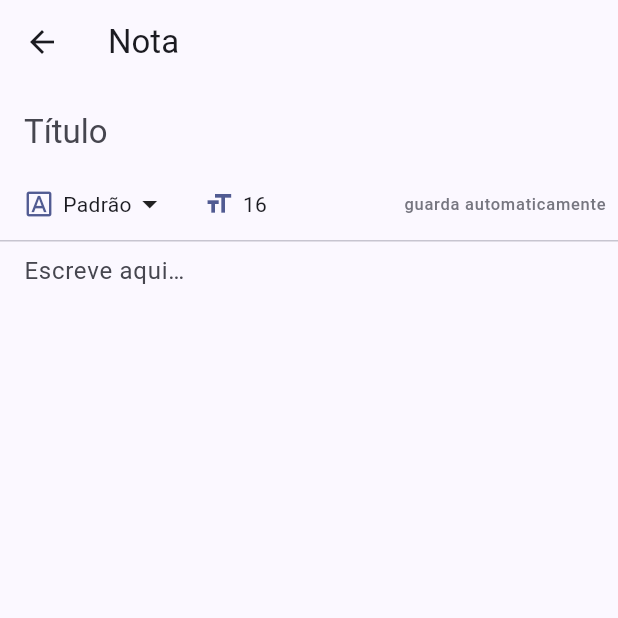
After one commit to RedFoxStudio-dev/Task-Notes, a Flutter app: the screen it shows after launch, item 3 of the bottom bar chosen, after a tap on the "add" icon, on a phone screen of 412 x 824 dp, the top half of it. The commit adds this screen. Run offline on Flutter 3.47's test engine with Material 3 defaults, Android fonts, the light colour scheme and no system bars; our stand-ins replace google_fonts, shared_preferences.

Commit message:
fase 5: bloco de notas com tipos de letra

```diff
--- a/lib/main.dart
+++ b/lib/main.dart
@@ -1,6 +1,7 @@
 import 'package:flutter/material.dart';
 
 import 'models.dart';
+import 'pages/notes.dart';
 import 'pages/routine.dart';
 import 'pages/settings.dart';
 import 'pages/stats.dart';
@@ -111,7 +112,7 @@ class _RootPageState extends State<RootPage> {
 
   @override
   Widget build(BuildContext context) {
-    const titles = ['Task Notes', 'Estatísticas'];
+    const titles = ['Task Notes', 'Estatísticas', 'Notas'];
     return Scaffold(
       appBar: AppBar(
         title: Text(titles[_tab]),
@@ -140,6 +141,11 @@ class _RootPageState extends State<RootPage> {
             onChanged: widget.onDataChanged,
           ),
           StatsPage(data: widget.data),
+          NotesPage(
+            data: widget.data,
+            storage: widget.storage,
+            onChanged: widget.onDataChanged,
+          ),
         ],
       ),
       bottomNavigationBar: NavigationBar(
@@ -156,6 +162,11 @@ class _RootPageState extends State<RootPage> {
             selectedIcon: Icon(Icons.insights),
             label: 'Estatísticas',
           ),
+          NavigationDestination(
+            icon: Icon(Icons.sticky_note_2_outlined),
+            selectedIcon: Icon(Icons.sticky_note_2),
+            label: 'Notas',
+          ),
         ],
       ),
     );
--- /dev/null
+++ b/lib/pages/notes.dart
@@ -0,0 +1,320 @@
+import 'package:flutter/material.dart';
+
+import '../models.dart';
+import '../popups.dart';
+import '../storage.dart';
+
+/// Bloco de notas: notas guardadas como "ficheiros" (título + conteúdo),
+/// cada uma com o seu tipo de letra.
+class NotesPage extends StatefulWidget {
+  const NotesPage({
+    super.key,
+    required this.data,
+    required this.storage,
+    required this.onChanged,
+  });
+
+  final AppData data;
+  final AppStorage storage;
+  final VoidCallback onChanged;
+
+  @override
+  State<NotesPage> createState() => _NotesPageState();
+}
+
+class _NotesPageState extends State<NotesPage> {
+  List<Note> get _notes {
+    final notes = [...widget.data.notes];
+    notes.sort((a, b) => b.updatedAt.compareTo(a.updatedAt));
+    return notes;
+  }
+
+  Future<void> _addNote() async {
+    final note = Note(
+      id: widget.storage.newId(),
+      updatedAt: DateTime.now().millisecondsSinceEpoch,
+    );
+    setState(() => widget.data.notes.add(note));
+    widget.onChanged();
+
+    await _openEditor(note);
+    if (!mounted) return;
+    // Se saiu do editor sem escrever nada, descartar a nota vazia.
+    if (note.title.trim().isEmpty && note.content.trim().isEmpty) {
+      setState(() => widget.data.notes.remove(note));
+      widget.onChanged();
+    }
+  }
+
+  Future<void> _openEditor(Note note) {
+    return Navigator.of(context).push(MaterialPageRoute(
+      builder: (_) =>
+          NoteEditorPage(note: note, onChanged: widget.onChanged),
+    ));
+  }
+
+  Future<void> _deleteNote(Note note) async {
+    final name = note.title.trim().isEmpty ? 'Sem título' : note.title;
+    final confirmed = await showConfirmPopup(
+      context,
+      title: 'Eliminar Nota',
+      content: 'Queres eliminar "$name"?',
+    );
+    if (!mounted || confirmed != true) return;
+    setState(() => widget.data.notes.remove(note));
+    widget.onChanged();
+  }
+
+  @override
+  Widget build(BuildContext context) {
+    final scheme = Theme.of(context).colorScheme;
+    final notes = _notes;
+
+    return Scaffold(
+      floatingActionButton: FloatingActionButton(
+        heroTag: 'notes-fab',
+        onPressed: _addNote,
+        tooltip: 'Nova nota',
+        child: const Icon(Icons.add),
+      ),
+      body: notes.isEmpty
+          ? Center(
+              child: Column(
+                mainAxisAlignment: MainAxisAlignment.center,
+                children: [
+                  Icon(Icons.sticky_note_2_outlined,
+                      size: 64, color: scheme.outline),
+                  const SizedBox(height: 16),
+                  const Text('Sem notas'),
+                  const SizedBox(height: 8),
+                  Text(
+                    'Toque no + para criar a tua primeira nota',
+                    style: Theme.of(context)
+                        .textTheme
+                        .bodyMedium
+                        ?.copyWith(color: scheme.outline),
+                  ),
+                ],
+              ),
+            )
+          : ListView(
+              padding: const EdgeInsets.fromLTRB(12, 12, 12, 96),
+              children: [
+                for (final note in notes)
+                  Card(
+                    margin: const EdgeInsets.only(bottom: 8),
+                    elevation: 0,
+                    shape: RoundedRectangleBorder(
+                      borderRadius: BorderRadius.circular(12),
+                      side: BorderSide(
+                        color: scheme.outlineVariant.withValues(alpha: 0.5),
+                      ),
+                    ),
+                    child: ListTile(
+                      leading: Icon(
+                        Icons.sticky_note_2_outlined,
+                        color: scheme.primary,
+                      ),
+                      title: Text(
+                        note.title.trim().isEmpty ? 'Sem título' : note.title,
+                        maxLines: 1,
+                        overflow: TextOverflow.ellipsis,
+                      ),
+                      subtitle: Text(
+                        note.content.trim().isEmpty
+                            ? 'Nota vazia'
+                            : note.content,
+                        maxLines: 2,
+                        overflow: TextOverflow.ellipsis,
+                      ),
+                      trailing: IconButton(
+                        tooltip: 'Eliminar nota',
+                        icon: const Icon(Icons.delete_outline),
+                        onPressed: () => _deleteNote(note),
+                      ),
+                      onTap: () => _openEditor(note),
+                    ),
+                  ),
+              ],
+            ),
+    );
+  }
+}
+
+/// Editor de notas com auto-save e barra de tipos de letra.
+class NoteEditorPage extends StatefulWidget {
+  const NoteEditorPage({super.key, required this.note, required this.onChanged});
+
+  final Note note;
+  final VoidCallback onChanged;
+
+  @override
+  State<NoteEditorPage> createState() => _NoteEditorPageState();
+}
+
+class _NoteEditorPageState extends State<NoteEditorPage> {
+  late final _titleController = TextEditingController(text: widget.note.title);
+  late final _contentController =
+      TextEditingController(text: widget.note.content);
+
+  @override
+  void initState() {
+    super.initState();
+    _titleController.addListener(_autosave);
+    _contentController.addListener(_autosave);
+  }
+
+  @override
+  void dispose() {
+    _titleController.removeListener(_autosave);
+    _contentController.removeListener(_autosave);
+    _titleController.dispose();
+    _contentController.dispose();
+    super.dispose();
+  }
+
+  void _autosave() {
+    widget.note
+      ..title = _titleController.text
+      ..content = _contentController.text
+      ..updatedAt = DateTime.now().millisecondsSinceEpoch;
+    widget.onChanged();
+  }
+
+  void _setFont(String fontFamily) {
+    setState(() {
+      widget.note.fontFamily = fontFamily;
+      widget.note.updatedAt = DateTime.now().millisecondsSinceEpoch;
+    });
+    widget.onChanged();
+  }
+
+  void _setSize(double fontSize) {
+    setState(() {
+      widget.note.fontSize = fontSize;
+      widget.note.updatedAt = DateTime.now().millisecondsSinceEpoch;
+    });
+    widget.onChanged();
+  }
+
+  TextStyle _contentStyle() {
+    final build = kNoteFonts[widget.note.fontFamily]?.build;
+    return build?.call(fontSize: widget.note.fontSize) ??
+        TextStyle(fontSize: widget.note.fontSize);
+  }
+
+  String get _fontLabel => kNoteFonts[widget.note.fontFamily]?.label ?? 'Padrão';
+
+  @override
+  Widget build(BuildContext context) {
+    final scheme = Theme.of(context).colorScheme;
+    return Scaffold(
+      appBar: AppBar(title: const Text('Nota')),
+      body: Column(
+        crossAxisAlignment: CrossAxisAlignment.stretch,
+        children: [
+          Padding(
+            padding: const EdgeInsets.fromLTRB(16, 8, 16, 0),
+            child: TextField(
+              controller: _titleController,
+              textCapitalization: TextCapitalization.sentences,
+              style: Theme.of(context).textTheme.titleLarge,
+              decoration: const InputDecoration(
+                hintText: 'Título',
+                border: InputBorder.none,
+              ),
+            ),
+          ),
+          Padding(
+            padding: const EdgeInsets.symmetric(horizontal: 8),
+            child: Row(
+              children: [
+                PopupMenuButton<String>(
+                  tooltip: 'Tipo de letra',
+                  onSelected: _setFont,
+                  itemBuilder: (context) => [
+                    for (final entry in kNoteFonts.entries)
+                      PopupMenuItem(
+                        value: entry.key,
+                        child: Text(
+                          entry.value.label,
+                          style:
+                              entry.value.build?.call(fontSize: 16),
+                        ),
+                      ),
+                  ],
+                  child: Padding(
+                    padding: const EdgeInsets.symmetric(
+                        horizontal: 8, vertical: 12),
+                    child: Row(
+                      mainAxisSize: MainAxisSize.min,
+                      children: [
+                        Icon(Icons.font_download_outlined,
+                            size: 20, color: scheme.primary),
+                        const SizedBox(width: 6),
+                        Text(_fontLabel),
+                        const Icon(Icons.arrow_drop_down),
+                      ],
+                    ),
+                  ),
+                ),
+                const SizedBox(width: 8),
+                PopupMenuButton<double>(
+                  tooltip: 'Tamanho da letra',
+                  onSelected: _setSize,
+                  itemBuilder: (context) => [
+                    for (final size in const [14.0, 16.0, 20.0])
+                      PopupMenuItem(
+                        value: size,
+                        child: Text('${size.toInt()}'),
+                      ),
+                  ],
+                  child: Padding(
+                    padding: const EdgeInsets.symmetric(
+                        horizontal: 8, vertical: 12),
+                    child: Row(
+                      mainAxisSize: MainAxisSize.min,
+                      children: [
+                        Icon(Icons.format_size,
+                            size: 20, color: scheme.primary),
+                        const SizedBox(width: 6),
+                        Text('${widget.note.fontSize.toInt()}'),
+                      ],
+                    ),
+                  ),
+                ),
+                const Spacer(),
+                Text(
+                  'guarda automaticamente',
+                  style: Theme.of(context)
+                      .textTheme
+                      .labelSmall
+                      ?.copyWith(color: scheme.outline),
+                ),
+              ],
+            ),
+          ),
+          Divider(height: 1, color: scheme.outlineVariant),
+          Expanded(
+            child: Padding(
+              padding: const EdgeInsets.symmetric(horizontal: 16),
+              child: TextField(
+                controller: _contentController,
+                keyboardType: TextInputType.multiline,
+                maxLines: null,
+                expands: true,
+                textAlignVertical: TextAlignVertical.top,
+                textCapitalization: TextCapitalization.sentences,
+                style: _contentStyle(),
+                decoration: const InputDecoration(
+                  hintText: 'Escreve aqui…',
+                  border: InputBorder.none,
+                ),
+              ),
+            ),
+          ),
+        ],
+      ),
+    );
+  }
+}
--- a/lib/pages/routine.dart
+++ b/lib/pages/routine.dart
@@ -146,6 +146,7 @@ class _RoutinePageState extends State<RoutinePage> {
 
     return Scaffold(
       floatingActionButton: FloatingActionButton(
+        heroTag: 'routine-fab',
         onPressed: _addTask,
         tooltip: 'Nova tarefa',
         child: const Icon(Icons.add),
```
Also changed, not shown: 1 other file.
